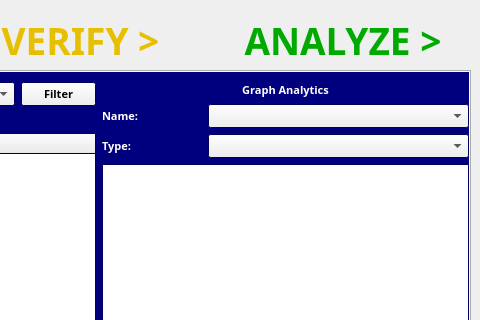
Qt form Project Code/AppleProject/analyze_csv.ui (JRWu/DataAggregation) before a commit; both pictures show x 320 to 800 and y 0 to 320 of the 800 by 600 pixel window.
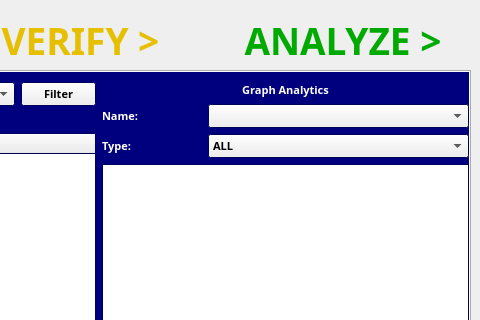
The same form after that commit. The open tabs and pages were chosen to show the change.

Patch:
```diff
--- a/Project Code/AppleProject/analyze_csv.ui
+++ b/Project Code/AppleProject/analyze_csv.ui
@@ -1515,7 +1515,13 @@
             </widget>
            </item>
            <item>
-            <widget class="QComboBox" name="type_combo_pres"/>
+            <widget class="QComboBox" name="type_combo_pres">
+             <item>
+              <property name="text">
+               <string>ALL</string>
+              </property>
+             </item>
+            </widget>
            </item>
           </layout>
          </item>
```
Left out of the diff: 17 changed lines with no effect on the pictures.
